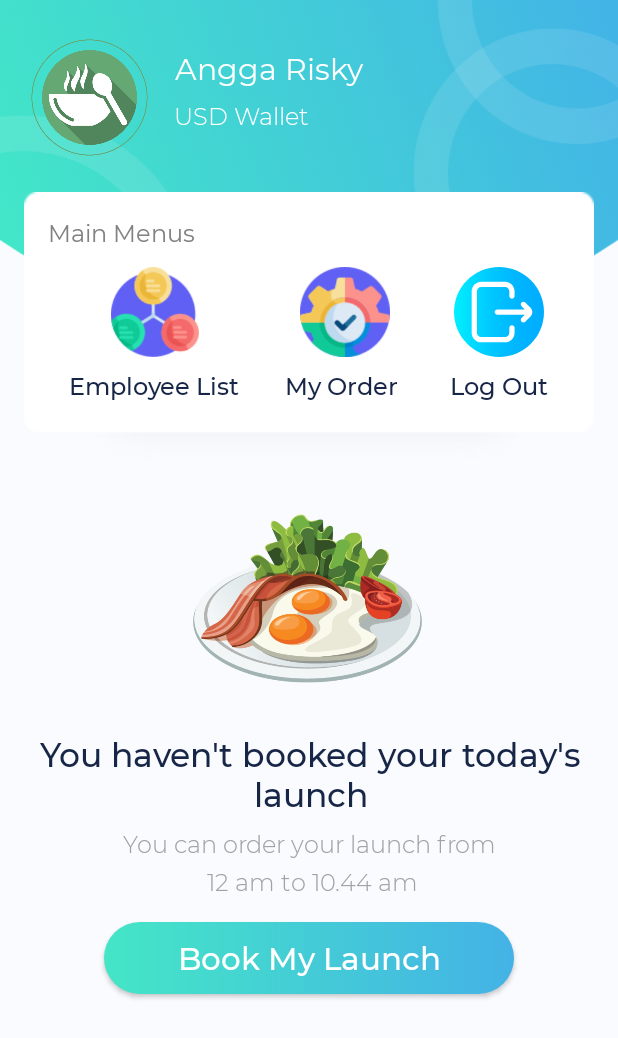
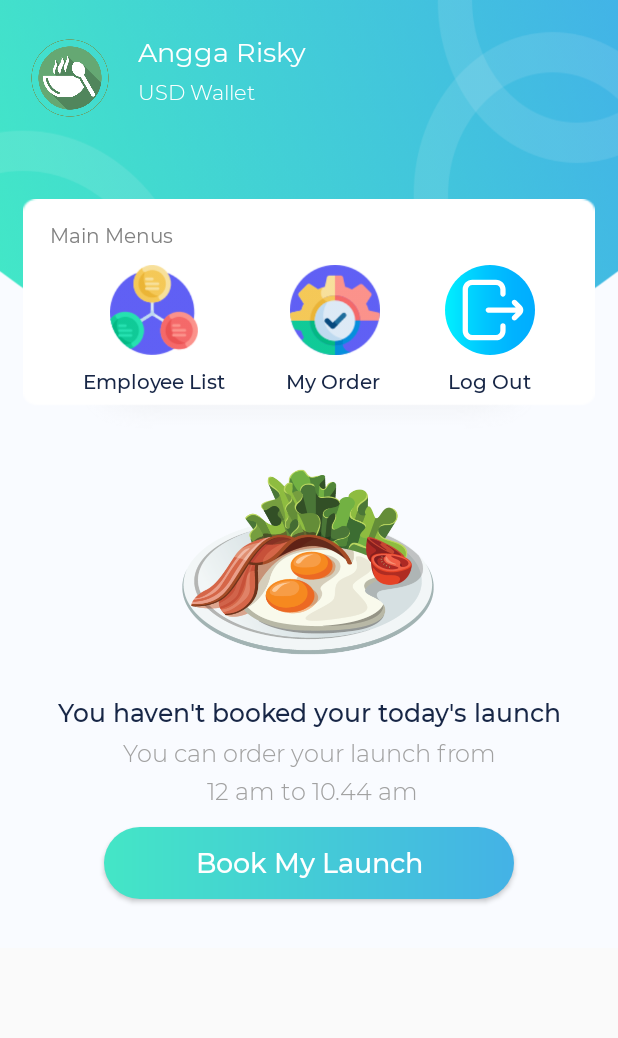
Before and after one commit to pavelsust/LifechordLaunch, an Android app: the DashboardActivity screen opened directly, with no data from a screen before it, on a phone screen of 412 x 824 dp. Shown: the top 1038 px of the screen. Run offline under Robolectric (Android 15) with nearby library versions, the phone set to English and light mode, and no system bars; our stand-ins replace ButterKnife, Firebase (no records; nobody signed in at launch, a user with empty details on screens opened directly), Timber, sdp/ssp sizes; 3 statements that could not run were skipped.

Commit message:
dashboard screen resize

```diff
--- a/app/src/main/res/layout/content_dashboard.xml
+++ b/app/src/main/res/layout/content_dashboard.xml
@@ -15,7 +15,7 @@
 
         <View
             android:layout_width="match_parent"
-            android:layout_height="230dp"
+            android:layout_height="@dimen/_200sdp"
             android:layout_marginStart="0dp"
             android:layout_marginTop="0dp"
             android:layout_marginEnd="0dp"
@@ -27,11 +27,11 @@
 
         <ImageView
             android:id="@+id/imageView2"
-            android:layout_width="@dimen/_60sdp"
-            android:layout_height="@dimen/_60sdp"
+            android:layout_width="@dimen/_40sdp"
+            android:layout_height="@dimen/_40sdp"
             android:layout_marginStart="@dimen/_16sdp"
             android:layout_marginLeft="@dimen/_16sdp"
-            android:layout_marginTop="26dp"
+            android:layout_marginTop="@dimen/_20sdp"
             android:src="@drawable/ic_icon"
             app:layout_constraintStart_toStartOf="parent"
             app:layout_constraintTop_toTopOf="parent" />
@@ -40,13 +40,13 @@
             android:id="@+id/text_user_name"
             android:layout_width="wrap_content"
             android:layout_height="wrap_content"
-            android:layout_marginStart="18dp"
-            android:layout_marginLeft="18dp"
-            android:layout_marginTop="32dp"
+            android:layout_marginStart="@dimen/_15sdp"
+            android:layout_marginLeft="@dimen/_15sdp"
+            android:layout_marginTop="@dimen/_17sdp"
             android:fontFamily="@font/mr"
             android:text="Angga Risky"
             android:textColor="#FFF"
-            android:textSize="20sp"
+            android:textSize="@dimen/_14sdp"
             app:layout_constraintStart_toEndOf="@+id/imageView2"
             app:layout_constraintTop_toTopOf="parent" />
 
@@ -54,23 +54,23 @@
             android:id="@+id/text_user_designation"
             android:layout_width="wrap_content"
             android:layout_height="wrap_content"
-            android:layout_marginStart="17dp"
-            android:layout_marginLeft="17dp"
-            android:layout_marginTop="8dp"
+            android:layout_marginStart="@dimen/_15sdp"
+            android:layout_marginLeft="@dimen/_15sdp"
+            android:layout_marginTop="@dimen/_4sdp"
             android:fontFamily="@font/ml"
             android:text="USD Wallet"
             android:textColor="#FFF"
-            android:textSize="16sp"
+            android:textSize="@dimen/_11sdp"
             app:layout_constraintStart_toEndOf="@+id/imageView2"
             app:layout_constraintTop_toBottomOf="@+id/text_user_name" />
 
         <LinearLayout
             android:id="@+id/linearLayout2"
             android:layout_width="match_parent"
-            android:layout_height="182dp"
-            android:layout_marginStart="16dp"
-            android:layout_marginTop="24dp"
-            android:layout_marginEnd="16dp"
+            android:layout_height="@dimen/_120sdp"
+            android:layout_marginStart="@dimen/_12sdp"
+            android:layout_marginTop="@dimen/_42sdp"
+            android:layout_marginEnd="@dimen/_12sdp"
             android:background="@drawable/bgmenus"
             android:orientation="vertical"
             app:layout_constraintEnd_toEndOf="parent"
@@ -81,14 +81,14 @@
             <TextView
                 android:layout_width="wrap_content"
                 android:layout_height="wrap_content"
-                android:layout_marginStart="16dp"
-                android:layout_marginLeft="16dp"
-                android:layout_marginTop="16dp"
-                android:layout_marginBottom="12dp"
+                android:layout_marginStart="@dimen/_14sdp"
+                android:layout_marginLeft="@dimen/_14sdp"
+                android:layout_marginTop="@dimen/_12sdp"
+                android:layout_marginBottom="@dimen/_8sdp"
                 android:fontFamily="@font/mr"
                 android:text="Main Menus"
                 android:textColor="#818181"
-                android:textSize="16sp" />
+                android:textSize="@dimen/_10sdp" />
 
             <LinearLayout
                 android:layout_width="match_parent"
@@ -121,7 +121,7 @@
                         android:gravity="center_horizontal"
                         android:text="Employee List"
                         android:textColor="#172646"
-                        android:textSize="16sp" />
+                        android:textSize="@dimen/_10sdp" />
 
                 </LinearLayout>
 
@@ -145,7 +145,7 @@
                         android:fontFamily="@font/mm"
                         android:text="My Order "
                         android:textColor="#172646"
-                        android:textSize="16sp" />
+                        android:textSize="@dimen/_10sdp" />
 
                 </LinearLayout>
 
@@ -170,7 +170,7 @@
                         android:fontFamily="@font/mm"
                         android:text="Log Out"
                         android:textColor="#172646"
-                        android:textSize="16sp" />
+                        android:textSize="@dimen/_10sdp" />
 
                 </LinearLayout>
 
@@ -181,11 +181,11 @@
 
         <ImageView
             android:id="@+id/food_image"
-            android:layout_width="154dp"
-            android:layout_height="154dp"
-            android:layout_marginStart="8dp"
-            android:layout_marginTop="12dp"
-            android:layout_marginEnd="8dp"
+            android:layout_width="@dimen/_130sdp"
+            android:layout_height="@dimen/_130sdp"
+            android:layout_marginStart="@dimen/_8sdp"
+            android:layout_marginTop="@dimen/_1sdp"
+            android:layout_marginEnd="@dimen/_8sdp"
             android:src="@drawable/ic_dashborad_food"
             app:layout_constraintEnd_toEndOf="parent"
             app:layout_constraintHorizontal_bias="0.497"
@@ -196,13 +196,13 @@
             android:id="@+id/food_order_title"
             android:layout_width="wrap_content"
             android:layout_height="wrap_content"
-            android:layout_marginStart="8dp"
-            android:layout_marginTop="12dp"
-            android:layout_marginEnd="8dp"
+            android:layout_marginStart="@dimen/_3sdp"
+            android:layout_marginTop="@dimen/_3sdp"
+            android:layout_marginEnd="@dimen/_3sdp"
             android:fontFamily="@font/mm"
             android:gravity="center_horizontal"
             android:textColor="#172646"
-            android:textSize="22sp"
+            android:textSize="@dimen/_13sdp"
             app:layout_constraintEnd_toEndOf="parent"
             app:layout_constraintHorizontal_bias="0.498"
             app:layout_constraintStart_toStartOf="parent"
@@ -212,9 +212,9 @@
             android:id="@+id/pagesubtitle"
             android:layout_width="wrap_content"
             android:layout_height="wrap_content"
-            android:layout_marginStart="8dp"
-            android:layout_marginTop="8dp"
-            android:layout_marginEnd="8dp"
+            android:layout_marginStart="@dimen/_4sdp"
+            android:layout_marginTop="@dimen/_4sdp"
+            android:layout_marginEnd="@dimen/_4sdp"
             android:fontFamily="@font/ml"
             android:lineSpacingExtra="6dp"
             android:text="You can order your launch from\n 12 am to 10.44 am"
@@ -229,15 +229,15 @@
             android:id="@+id/button_launch_order"
             android:layout_width="@dimen/_210sdp"
             android:layout_height="wrap_content"
-            android:layout_marginStart="8dp"
-            android:layout_marginTop="16dp"
-            android:layout_marginEnd="8dp"
+            android:layout_marginStart="@dimen/_4sdp"
+            android:layout_marginTop="@dimen/_10sdp"
+            android:layout_marginEnd="@dimen/_4sdp"
             android:background="@drawable/bgbtnguide"
             android:fontFamily="@font/mm"
             android:text="Book My Launch"
             android:textAllCaps="false"
             android:textColor="#FFF"
-            android:textSize="@dimen/_16sdp"
+            android:textSize="@dimen/_14sdp"
             app:layout_constraintEnd_toEndOf="parent"
             app:layout_constraintStart_toStartOf="parent"
             app:layout_constraintTop_toBottomOf="@+id/pagesubtitle" />
@@ -245,7 +245,7 @@
         <TextView
             android:layout_width="wrap_content"
             android:layout_height="wrap_content"
-            android:layout_marginTop="@dimen/_20sdp"
+            android:layout_marginTop="@dimen/_10sdp"
             android:fontFamily="@font/mm"
             android:text="@string/powered"
             android:textColor="@color/colorPrimary"
```
